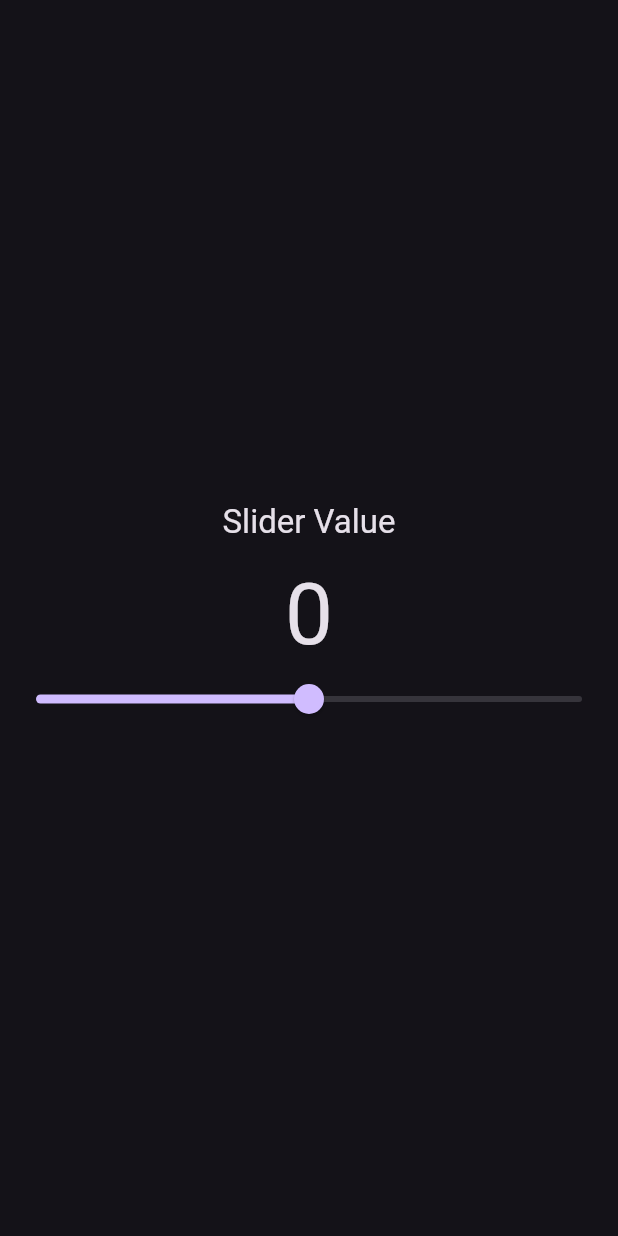
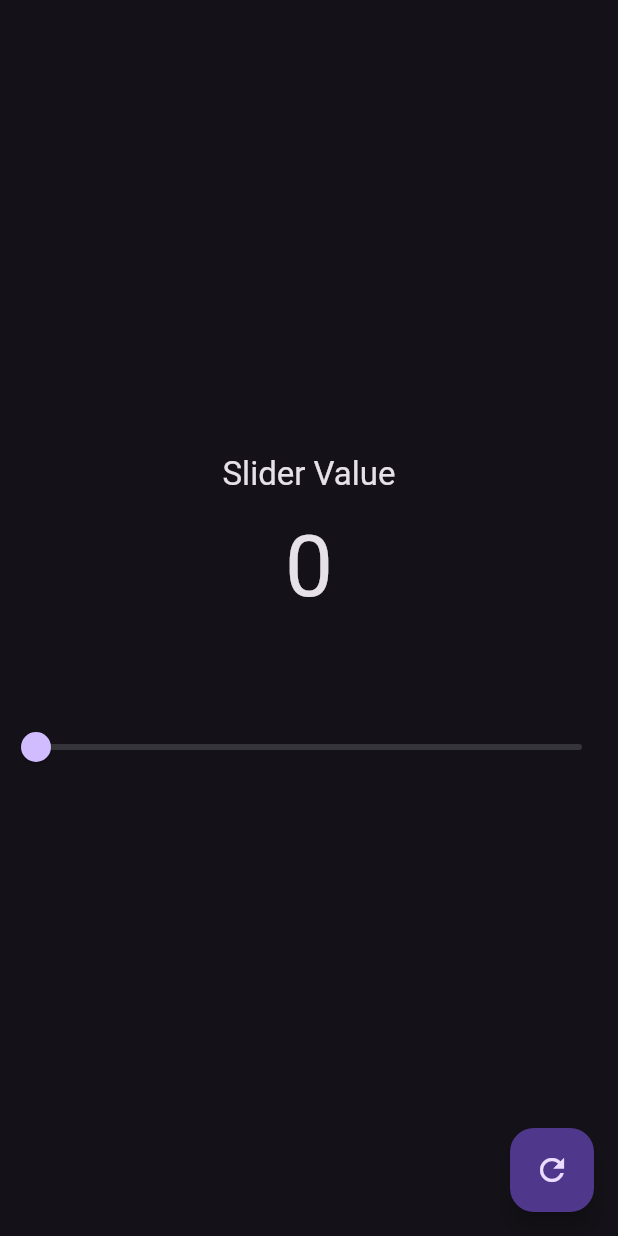
Before and after one commit to Anupdas/counter-app, a Flutter app: the screen it shows after launch, on a phone screen of 412 x 824 dp. Run offline on Flutter 3.47's test engine with Material 3 defaults, Android fonts, the phone set to English and light mode, and no system bars.

```diff
--- a/lib/pages/slider/components/content.dart
+++ b/lib/pages/slider/components/content.dart
@@ -1,7 +1,9 @@
+import 'package:counter_app/pages/slider/page.dart';
 import 'package:flutter/material.dart';
+import 'package:provider/provider.dart';
 
 class ContentView extends StatelessWidget {
-  const ContentView({super.key, required this.value});
+  const ContentView({super.key, this.value = 0.5});
 
   final double value;
 
@@ -15,9 +17,11 @@ class ContentView extends StatelessWidget {
         ),
         Padding(
           padding: const EdgeInsets.only(top: 16.0),
-          child: Text(
-            '${value.round()}',
-            style: Theme.of(context).textTheme.displayLarge,
+          child: Consumer<SliderState>(
+            builder: (context, state, _) => Text(
+              '${(state.sliderValue * 100).round()}',
+              style: Theme.of(context).textTheme.displayLarge,
+            ),
           ),
         ),
       ],
--- a/lib/pages/slider/components/slider.dart
+++ b/lib/pages/slider/components/slider.dart
@@ -1,30 +1,24 @@
+import 'package:counter_app/pages/slider/page.dart';
 import 'package:flutter/material.dart';
+import 'package:provider/provider.dart';
 
-typedef SliderViewChanged = void Function(double);
+typedef SliderValueChanged = void Function(double);
 
-class SliderView extends StatefulWidget {
+class SliderView extends StatelessWidget {
   const SliderView({super.key, this.onChanged});
 
-  final SliderViewChanged? onChanged;
-
-  @override
-  State<SliderView> createState() => _SliderViewState();
-}
-
-class _SliderViewState extends State<SliderView> {
-  double _value = 0.5;
+  final SliderValueChanged? onChanged;
 
   @override
   Widget build(BuildContext context) {
     return Slider(
-      value: _value,
+      value: context.watch<SliderState>().sliderValue,
       onChanged: (value) {
-        setState(() {
-          _value = value;
-          if (widget.onChanged != null) {
-            widget.onChanged!(value);
-          }
-        });
+        if (onChanged != null) {
+          onChanged!(value);
+        }
+
+        context.read<SliderState>().setSliderValue(value);
       },
     );
   }
--- a/lib/pages/slider/page.dart
+++ b/lib/pages/slider/page.dart
@@ -1,34 +1,53 @@
 import 'package:flutter/material.dart';
+import 'package:provider/provider.dart';
 
 import 'components/content.dart';
 import 'components/slider.dart';
 
-class HomePage extends StatefulWidget {
+class SliderState with ChangeNotifier {
+  double _sliderValue = 0.0;
+
+  double get sliderValue => _sliderValue;
+
+  void setSliderValue(double value) {
+    _sliderValue = value;
+    notifyListeners();
+  }
+
+  void reset() {
+    _sliderValue = 0.5;
+    notifyListeners();
+  }
+}
+
+class HomePage extends StatelessWidget {
   const HomePage({super.key});
 
   @override
-  State<HomePage> createState() => _HomePageState();
-}
-
-class _HomePageState extends State<HomePage> {
-  double _value = 0.0;
-  @override
   Widget build(BuildContext context) {
-    return Scaffold(
-      body: Center(
-        child: Column(
-          mainAxisSize: MainAxisSize.min,
-          children: [
-            ContentView(value: _value),
-            SliderView(
-              onChanged: (value) {
-                setState(() {
-                  _value = value * 100;
-                });
+    return ChangeNotifierProvider(
+      create: (_) => SliderState(),
+      child: Builder(
+        builder: (context) {
+          return Scaffold(
+            body: Center(
+              child: Column(
+                mainAxisSize: MainAxisSize.min,
+                children: [
+                  ContentView(),
+                  SizedBox(height: 64),
+                  SliderView(),
+                ],
+              ),
+            ),
+            floatingActionButton: FloatingActionButton(
+              onPressed: () {
+                context.read<SliderState>().reset();
               },
+              child: Icon(Icons.refresh),
             ),
-          ],
-        ),
+          );
+        },
       ),
     );
   }
--- a/pubspec.yaml
+++ b/pubspec.yaml
@@ -9,11 +9,12 @@ environment:
 dependencies:
   flutter:
     sdk: flutter
+  provider: ^6.1.5
 
 dev_dependencies:
+  flutter_lints: ^5.0.0
   flutter_test:
     sdk: flutter
-  flutter_lints: ^5.0.0
 
 flutter:
   uses-material-design: true
```
Also changed, not shown: pubspec.lock.
